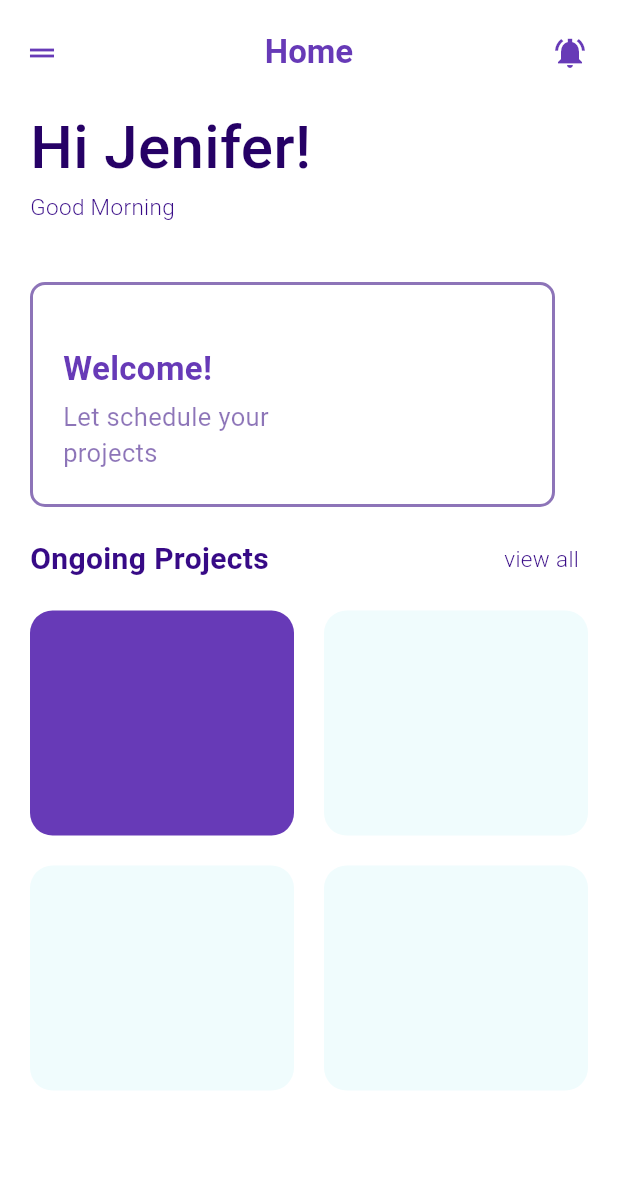
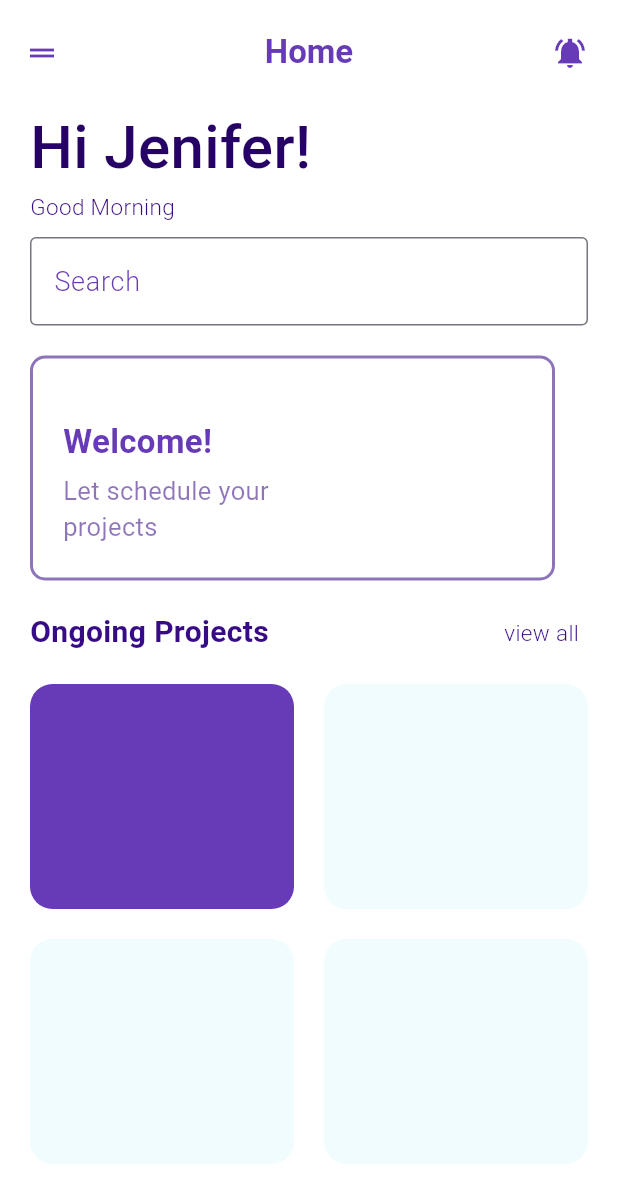
Before and after one commit to XudayfiIbra/flutter-app, a Flutter app: the screen it shows after launch, on a phone screen of 412 x 824 dp. Shown: the top 1203 px of the screen. Run offline on Flutter 3.47's test engine with Material 3 defaults, Android fonts, the phone set to English and light mode, and no system bars.

Commit message:
more and more

```diff
--- /dev/null
+++ b/lib/app.dart
@@ -0,0 +1,213 @@
+import 'package:flutter/material.dart';
+
+class AppPage extends StatelessWidget {
+  const AppPage({super.key});
+
+  @override
+  Widget build(BuildContext context) {
+    return MaterialApp(
+      debugShowCheckedModeBanner: false,
+      home: Scaffold(
+        backgroundColor: Colors.white,
+        appBar: AppBar(
+          title: const Text(
+            'Home',
+            style: TextStyle(
+              color: Colors.deepPurple,
+              fontWeight: FontWeight.bold,
+            ),
+          ),
+          centerTitle: true,
+          leading: const Icon(
+            Icons.drag_handle,
+            color: Colors.deepPurple,
+          ),
+          actions: const [
+            Padding(
+              padding: EdgeInsets.only(right: 20),
+              child: Icon(
+                Icons.notifications_active_sharp,
+                color: Colors.deepPurple,
+              ),
+            )
+          ],
+          elevation: 0,
+          backgroundColor: Colors.white,
+          toolbarHeight: 70,
+        ),
+        body: Column(
+          crossAxisAlignment: CrossAxisAlignment.start,
+          children: [
+            Container(
+              padding: const EdgeInsets.symmetric(horizontal: 20),
+              child: const Text(
+                'Hi Jenifer!',
+                style: TextStyle(
+                  fontSize: 40,
+                  color: Color.fromARGB(255, 38, 1, 102),
+                  fontWeight: FontWeight.w500,
+                ),
+              ),
+            ),
+            Container(
+              padding: const EdgeInsets.symmetric(horizontal: 20),
+              child: const Text(
+                'Good Morning',
+                style: TextStyle(
+                  fontSize: 15,
+                  color: Color.fromRGBO(55, 10, 134, 1),
+                  fontWeight: FontWeight.w300,
+                ),
+              ),
+            ),
+            Padding(
+              padding: const EdgeInsets.only(left: 20, right: 20, top: 10),
+              child: Container(
+                child: const TextField(
+                  decoration: InputDecoration(
+                    border: OutlineInputBorder(),
+                    hintText: "Search",
+                    hintStyle: TextStyle(
+                      fontSize: 18,
+                      fontWeight: FontWeight.w300,
+                      color: Colors.deepPurple,
+                    ),
+                  ),
+                ),
+              ),
+            ),
+            const SizedBox(
+              height: 20,
+            ),
+            Container(
+              margin: const EdgeInsets.symmetric(horizontal: 20),
+              width: 350,
+              height: 150,
+              decoration: BoxDecoration(
+                  borderRadius: BorderRadius.circular(10),
+                  border: Border.all(
+                    color: const Color.fromRGBO(59, 17, 133, 0.582),
+                    width: 2,
+                  )),
+              child: Column(
+                crossAxisAlignment: CrossAxisAlignment.start,
+                children: [
+                  Container(
+                    padding: const EdgeInsets.only(top: 40, left: 20),
+                    child: const Text(
+                      'Welcome!',
+                      style: TextStyle(
+                        fontSize: 22,
+                        fontWeight: FontWeight.bold,
+                        color: Colors.deepPurple,
+                      ),
+                    ),
+                  ),
+                  Container(
+                    padding: const EdgeInsets.only(left: 20, top: 5),
+                    child: const Text(
+                      'Let schedule your\nprojects',
+                      style: TextStyle(
+                        fontSize: 17,
+                        fontWeight: FontWeight.w400,
+                        color: Color.fromRGBO(59, 17, 133, 0.582),
+                      ),
+                    ),
+                  ),
+                ],
+              ),
+            ),
+            const SizedBox(
+              height: 40 / 2,
+            ),
+            Row(
+              mainAxisAlignment: MainAxisAlignment.spaceBetween,
+              children: [
+                Expanded(
+                  child: Container(
+                    padding: const EdgeInsets.symmetric(horizontal: 20),
+                    child: const Text(
+                      'Ongoing Projects',
+                      style: TextStyle(
+                        fontSize: 20,
+                        color: Color.fromRGBO(55, 10, 134, 1),
+                        fontWeight: FontWeight.bold,
+                      ),
+                    ),
+                  ),
+                ),
+                Expanded(
+                  child: Container(
+                    padding: const EdgeInsets.only(left: 130),
+                    child: const Text(
+                      'view all',
+                      style: TextStyle(
+                        fontSize: 15,
+                        color: Color.fromRGBO(55, 10, 134, 1),
+                        fontWeight: FontWeight.w300,
+                      ),
+                    ),
+                  ),
+                )
+              ],
+            ),
+            Row(
+              children: [
+                Expanded(
+                  child: Container(
+                    margin: const EdgeInsets.only(left: 20, top: 20),
+                    height: 150,
+                    decoration: BoxDecoration(
+                      color: Colors.deepPurple,
+                      borderRadius: BorderRadius.circular(15),
+                    ),
+                  ),
+                ),
+                const SizedBox(
+                  width: 20,
+                ),
+                Expanded(
+                  child: Container(
+                    margin: const EdgeInsets.only(right: 20, top: 20),
+                    height: 150,
+                    decoration: BoxDecoration(
+                      color: const Color.fromARGB(255, 240, 252, 253),
+                      borderRadius: BorderRadius.circular(15),
+                    ),
+                  ),
+                ),
+              ],
+            ),
+            Row(
+              children: [
+                Expanded(
+                  child: Container(
+                    margin: const EdgeInsets.only(left: 20, top: 20),
+                    height: 150,
+                    decoration: BoxDecoration(
+                      color: const Color.fromARGB(255, 240, 252, 253),
+                      borderRadius: BorderRadius.circular(15),
+                    ),
+                  ),
+                ),
+                const SizedBox(
+                  width: 20,
+                ),
+                Expanded(
+                  child: Container(
+                    margin: const EdgeInsets.only(right: 20, top: 20),
+                    height: 150,
+                    decoration: BoxDecoration(
+                      color: const Color.fromARGB(255, 240, 252, 253),
+                      borderRadius: BorderRadius.circular(15),
+                    ),
+                  ),
+                ),
+              ],
+            ),
+          ],
+        ),
+      ),
+    );
+  }
+}
--- a/lib/main.dart
+++ b/lib/main.dart
@@ -1,3 +1,7 @@
+import 'package:first_project/app.dart';
+import 'package:first_project/pages/first_page.dart';
+import 'package:first_project/pages/home_page.dart';
+import 'package:first_project/pages/setting_page.dart';
 import 'package:flutter/material.dart';
 
 void main() {
@@ -11,191 +15,13 @@ class MyApp extends StatelessWidget {
   Widget build(BuildContext context) {
     return MaterialApp(
       debugShowCheckedModeBanner: false,
-      home: Scaffold(
-        backgroundColor: Colors.white,
-        appBar: AppBar(
-          title: const Text(
-            'Home',
-            style: TextStyle(
-              color: Colors.deepPurple,
-              fontWeight: FontWeight.bold,
-            ),
-          ),
-          centerTitle: true,
-          leading: const Icon(
-            Icons.drag_handle,
-            color: Colors.deepPurple,
-          ),
-          actions: const [
-            Padding(
-              padding: EdgeInsets.only(right: 20),
-              child: Icon(
-                Icons.notifications_active_sharp,
-                color: Colors.deepPurple,
-              ),
-            )
-          ],
-          elevation: 0,
-          backgroundColor: Colors.white,
-          toolbarHeight: 70,
-        ),
-        body: Column(
-          crossAxisAlignment: CrossAxisAlignment.start,
-          children: [
-            Container(
-              padding: const EdgeInsets.symmetric(horizontal: 20),
-              child: const Text(
-                'Hi Jenifer!',
-                style: TextStyle(
-                  fontSize: 40,
-                  color: Color.fromARGB(255, 38, 1, 102),
-                  fontWeight: FontWeight.w500,
-                ),
-              ),
-            ),
-            Container(
-              padding: const EdgeInsets.symmetric(horizontal: 20),
-              child: const Text(
-                'Good Morning',
-                style: TextStyle(
-                  fontSize: 15,
-                  color: Color.fromRGBO(55, 10, 134, 1),
-                  fontWeight: FontWeight.w300,
-                ),
-              ),
-            ),
-            const SizedBox(
-              height: 40,
-            ),
-            Container(
-              margin: const EdgeInsets.symmetric(horizontal: 20),
-              width: 350,
-              height: 150,
-              decoration: BoxDecoration(
-                  borderRadius: BorderRadius.circular(10),
-                  border: Border.all(
-                    color: const Color.fromRGBO(59, 17, 133, 0.582),
-                    width: 2,
-                  )),
-              child: Column(
-                crossAxisAlignment: CrossAxisAlignment.start,
-                children: [
-                  Container(
-                    padding: const EdgeInsets.only(top: 40, left: 20),
-                    child: const Text(
-                      'Welcome!',
-                      style: TextStyle(
-                        fontSize: 22,
-                        fontWeight: FontWeight.bold,
-                        color: Colors.deepPurple,
-                      ),
-                    ),
-                  ),
-                  Container(
-                    padding: const EdgeInsets.only(left: 20, top: 5),
-                    child: const Text(
-                      'Let schedule your\nprojects',
-                      style: TextStyle(
-                        fontSize: 17,
-                        fontWeight: FontWeight.w400,
-                        color: Color.fromRGBO(59, 17, 133, 0.582),
-                      ),
-                    ),
-                  ),
-                ],
-              ),
-            ),
-            const SizedBox(
-              height: 40 / 2,
-            ),
-            Row(
-              mainAxisAlignment: MainAxisAlignment.spaceBetween,
-              children: [
-                Expanded(
-                  child: Container(
-                    padding: const EdgeInsets.symmetric(horizontal: 20),
-                    child: const Text(
-                      'Ongoing Projects',
-                      style: TextStyle(
-                        fontSize: 20,
-                        color: Color.fromRGBO(55, 10, 134, 1),
-                        fontWeight: FontWeight.bold,
-                      ),
-                    ),
-                  ),
-                ),
-                Expanded(
-                  child: Container(
-                    padding: const EdgeInsets.only(left: 130),
-                    child: const Text(
-                      'view all',
-                      style: TextStyle(
-                        fontSize: 15,
-                        color: Color.fromRGBO(55, 10, 134, 1),
-                        fontWeight: FontWeight.w300,
-                      ),
-                    ),
-                  ),
-                )
-              ],
-            ),
-            Row(
-              children: [
-                Expanded(
-                  child: Container(
-                    margin: const EdgeInsets.only(left: 20, top: 20),
-                    height: 150,
-                    decoration: BoxDecoration(
-                      color: Colors.deepPurple,
-                      borderRadius: BorderRadius.circular(15),
-                    ),
-                  ),
-                ),
-                const SizedBox(
-                  width: 20,
-                ),
-                Expanded(
-                  child: Container(
-                    margin: const EdgeInsets.only(right: 20, top: 20),
-                    height: 150,
-                    decoration: BoxDecoration(
-                      color: const Color.fromARGB(255, 240, 252, 253),
-                      borderRadius: BorderRadius.circular(15),
-                    ),
-                  ),
-                ),
-              ],
-            ),
-            Row(
-              children: [
-                Expanded(
-                  child: Container(
-                    margin: const EdgeInsets.only(left: 20, top: 20),
-                    height: 150,
-                    decoration: BoxDecoration(
-                      color: const Color.fromARGB(255, 240, 252, 253),
-                      borderRadius: BorderRadius.circular(15),
-                    ),
-                  ),
-                ),
-                const SizedBox(
-                  width: 20,
-                ),
-                Expanded(
-                  child: Container(
-                    margin: const EdgeInsets.only(right: 20, top: 20),
-                    height: 150,
-                    decoration: BoxDecoration(
-                      color: const Color.fromARGB(255, 240, 252, 253),
-                      borderRadius: BorderRadius.circular(15),
-                    ),
-                  ),
-                ),
-              ],
-            ),
-          ],
-        ),
-      ),
+      home: AppPage(),
+      routes: {
+        '/homepage': (context) => const HomePage(),
+        '/firstpage': (context) => FirstPage(),
+        '/appPage': (context) => const AppPage(),
+        '/settingpage': (context) => const SettingPage(),
+      },
     );
   }
 }
```
Also changed, not shown: lib/pages/first_page.dart (added, +47 -0 lines), lib/pages/home_page.dart (added, +16 -0 lines), lib/pages/setting_page.dart (added, +14 -0 lines).
